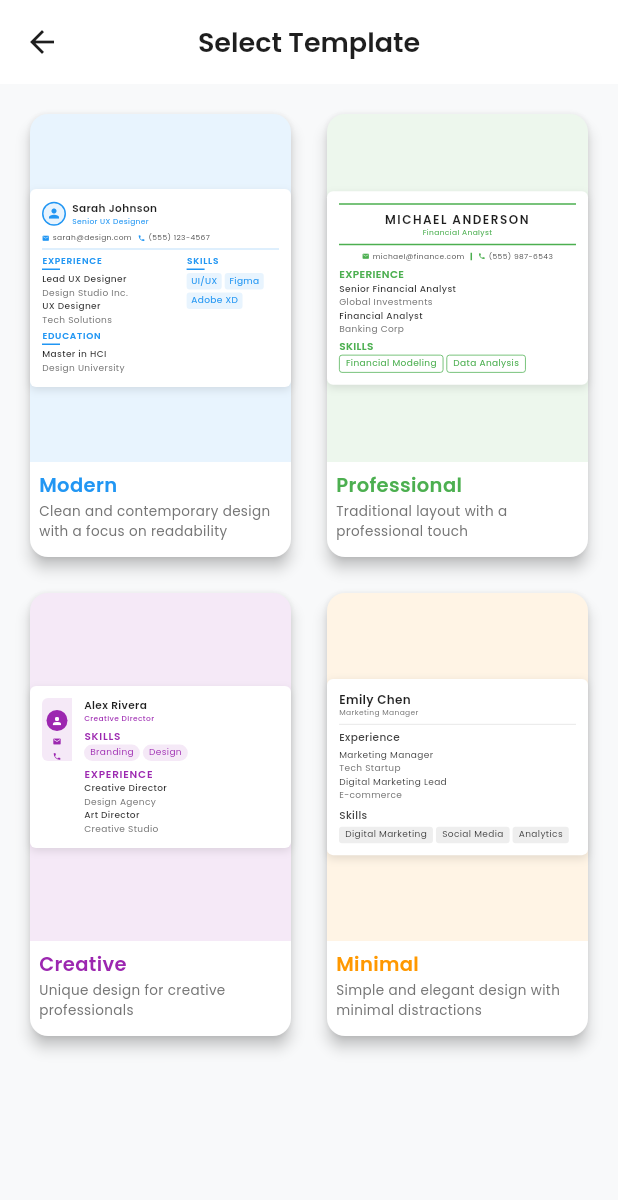
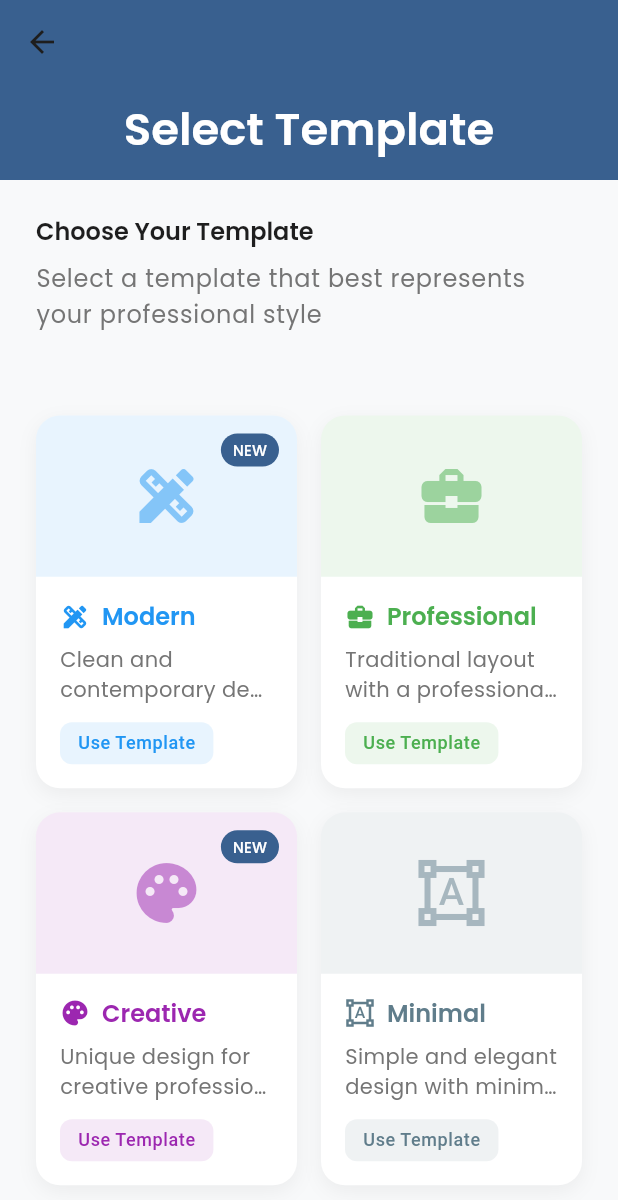
Before and after one commit to chamudithaperera/Flutter-Dart-project-07-Resume_Maker, a Flutter app: the SelectTemplatePage screen opened directly, on a phone screen of 412 x 824 dp. Shown: the top 1200 px of the screen. Run offline on Flutter 3.47's test engine with Material 3 defaults, Android fonts, the light colour scheme and no system bars; our stand-ins replace font_awesome_flutter, google_fonts, image_picker, pdf.

Commit message:
Refactor SelectTemplatePage to enhance template selection interface
- Replaced GridView with CustomScrollView and Sliver components for improved layout and performance.
- Updated template card structure to include new properties such as 'isNew' and 'icon' for better user engagement.
- Enhanced visual styling with a SliverAppBar and gradient backgrounds for a more modern look.
- Improved text presentation and padding for better readability and user experience.

```diff
--- a/resume_maker/lib/screens/select_template_page.dart
+++ b/resume_maker/lib/screens/select_template_page.dart
@@ -621,131 +621,265 @@ class ResumePreviewCard extends StatelessWidget {
 }
 
 class SelectTemplatePage extends StatelessWidget {
-  const SelectTemplatePage({Key? key}) : super(key: key);
+  const SelectTemplatePage({super.key});
 
   @override
   Widget build(BuildContext context) {
     return Scaffold(
-      appBar: AppBar(
+      body: CustomScrollView(
+        slivers: [
+          SliverAppBar(
+            expandedHeight: 120,
+            pinned: true,
+            elevation: 0,
+            backgroundColor: Theme.of(context).colorScheme.primary,
+            flexibleSpace: FlexibleSpaceBar(
               title: Text(
                 'Select Template',
-          style: GoogleFonts.poppins(
-            fontWeight: FontWeight.w600,
+                style: Theme.of(context).textTheme.displaySmall?.copyWith(
+                      color: Colors.white,
+                    ),
+              ),
+              centerTitle: true,
+              background: Container(
+                decoration: BoxDecoration(
+                  gradient: LinearGradient(
+                    begin: Alignment.topLeft,
+                    end: Alignment.bottomRight,
+                    colors: [
+                      Theme.of(context).colorScheme.primary,
+                      Theme.of(context).colorScheme.primary.withOpacity(0.8),
+                    ],
                   ),
                 ),
               ),
-      body: GridView.builder(
+            ),
+          ),
+          SliverToBoxAdapter(
+            child: Padding(
+              padding: const EdgeInsets.all(24.0),
+              child: Column(
+                crossAxisAlignment: CrossAxisAlignment.start,
+                children: [
+                  Text(
+                    'Choose Your Template',
+                    style: Theme.of(context).textTheme.headlineMedium,
+                  ),
+                  const SizedBox(height: 8),
+                  Text(
+                    'Select a template that best represents your professional style',
+                    style: Theme.of(context).textTheme.bodyLarge?.copyWith(
+                          color: Colors.grey[600],
+                        ),
+                  ),
+                  const SizedBox(height: 32),
+                ],
+              ),
+            ),
+          ),
+          SliverPadding(
+            padding: const EdgeInsets.symmetric(horizontal: 24),
+            sliver: SliverGrid(
               gridDelegate: const SliverGridDelegateWithFixedCrossAxisCount(
                 crossAxisCount: 2,
-          childAspectRatio: 0.6,
-          crossAxisSpacing: 16.0,
-          mainAxisSpacing: 16.0,
+                childAspectRatio: 0.7,
+                crossAxisSpacing: 16,
+                mainAxisSpacing: 16,
               ),
-        padding: const EdgeInsets.all(16.0),
-        itemCount: 4,
-        itemBuilder: (context, index) {
+              delegate: SliverChildBuilderDelegate(
+                (context, index) {
                   final templates = [
                     {
-              'title': 'Modern',
+                      'name': 'Modern',
+                      'type': 'Modern',
+                      'new': true,
+                      'color': const Color(0xFF2196F3),
                       'description':
                           'Clean and contemporary design with a focus on readability',
-              'color': Colors.blue,
+                      'icon': Icons.design_services,
                     },
                     {
-              'title': 'Professional',
-              'description': 'Traditional layout with a professional touch',
-              'color': Colors.green,
+                      'name': 'Professional',
+                      'type': 'Professional',
+                      'new': false,
+                      'color': const Color(0xFF4CAF50),
+                      'description':
+                          'Traditional layout with a professional touch',
+                      'icon': Icons.business_center,
                     },
                     {
-              'title': 'Creative',
+                      'name': 'Creative',
+                      'type': 'Creative',
+                      'new': true,
+                      'color': const Color(0xFF9C27B0),
                       'description': 'Unique design for creative professionals',
-              'color': Colors.purple,
+                      'icon': Icons.palette,
                     },
                     {
-              'title': 'Minimal',
+                      'name': 'Minimal',
+                      'type': 'Minimal',
+                      'new': false,
+                      'color': const Color(0xFF607D8B),
                       'description':
                           'Simple and elegant design with minimal distractions',
-              'color': Colors.orange,
+                      'icon': Icons.format_shapes,
                     },
                   ];
-
                   final template = templates[index];
                   return _buildTemplateCard(
                     context,
-            template['title'] as String,
+                    template['name'] as String,
+                    template['type'] as String,
+                    template['new'] as bool,
+                    template['color'] as Color,
                     template['description'] as String,
-            template['color'] as Color,
+                    template['icon'] as IconData,
                   );
                 },
+                childCount: 4,
+              ),
+            ),
+          ),
+          const SliverPadding(padding: EdgeInsets.only(bottom: 24)),
+        ],
       ),
     );
   }
 
   Widget _buildTemplateCard(
     BuildContext context,
-    String title,
+    String name,
+    String type,
+    bool isNew,
+    Color color,
     String description,
-    Color accentColor,
+    IconData icon,
   ) {
-    return Card(
-      elevation: 4,
-      shape: RoundedRectangleBorder(
-        borderRadius: BorderRadius.circular(12),
-      ),
+    return Hero(
+      tag: 'template_$name',
+      child: Material(
+        color: Colors.transparent,
         child: InkWell(
           onTap: () {
             Navigator.push(
               context,
               MaterialPageRoute(
-              builder: (context) => TemplateCoverPage(
-                templateName: title,
-              ),
+                builder: (context) => TemplateCoverPage(templateName: name),
               ),
             );
           },
+          borderRadius: BorderRadius.circular(16),
+          child: Container(
+            decoration: BoxDecoration(
+              color: Colors.white,
+              borderRadius: BorderRadius.circular(16),
+              boxShadow: [
+                BoxShadow(
+                  color: Colors.black.withOpacity(0.05),
+                  blurRadius: 10,
+                  offset: const Offset(0, 4),
+                ),
+              ],
+            ),
             child: Column(
               crossAxisAlignment: CrossAxisAlignment.start,
               children: [
-            AspectRatio(
-              aspectRatio: 9 / 12,
+                Expanded(
                   child: Container(
                     decoration: BoxDecoration(
-                  color: accentColor.withOpacity(0.1),
-                  borderRadius:
-                      const BorderRadius.vertical(top: Radius.circular(12)),
+                      color: color.withOpacity(0.1),
+                      borderRadius: const BorderRadius.vertical(
+                        top: Radius.circular(16),
                       ),
-                child: Center(
-                  child: ResumePreviewCard(
-                    accentColor:
-                        '#${accentColor.value.toRadixString(16).substring(2)}',
-                    templateName: title,
+                    ),
+                    child: Stack(
+                      children: [
+                        Center(
+                          child: Icon(
+                            icon,
+                            size: 48,
+                            color: color.withOpacity(0.5),
+                          ),
+                        ),
+                        if (isNew)
+                          Positioned(
+                            top: 12,
+                            right: 12,
+                            child: Container(
+                              padding: const EdgeInsets.symmetric(
+                                horizontal: 8,
+                                vertical: 4,
+                              ),
+                              decoration: BoxDecoration(
+                                color: Theme.of(context).colorScheme.primary,
+                                borderRadius: BorderRadius.circular(12),
+                              ),
+                              child: Text(
+                                'NEW',
+                                style: Theme.of(context)
+                                    .textTheme
+                                    .labelLarge
+                                    ?.copyWith(
+                                      fontSize: 10,
                                     ),
                               ),
                             ),
                           ),
+                      ],
+                    ),
+                  ),
+                ),
                 Padding(
-              padding: const EdgeInsets.all(6.0),
+                  padding: const EdgeInsets.all(16),
                   child: Column(
                     crossAxisAlignment: CrossAxisAlignment.start,
-                mainAxisSize: MainAxisSize.min,
                     children: [
+                      Row(
+                        children: [
+                          Icon(
+                            icon,
+                            size: 20,
+                            color: color,
+                          ),
+                          const SizedBox(width: 8),
                           Text(
-                    title,
-                    style: GoogleFonts.poppins(
-                      fontSize: 13,
-                      fontWeight: FontWeight.w600,
-                      color: accentColor,
+                            name,
+                            style: Theme.of(context)
+                                .textTheme
+                                .headlineMedium
+                                ?.copyWith(
+                                  color: color,
                                 ),
                           ),
-                  const SizedBox(height: 1),
+                        ],
+                      ),
+                      const SizedBox(height: 8),
                       Text(
                         description,
-                    style: GoogleFonts.poppins(
-                      fontSize: 9,
+                        style: Theme.of(context).textTheme.bodyMedium?.copyWith(
                               color: Colors.grey[600],
                             ),
                         maxLines: 2,
                         overflow: TextOverflow.ellipsis,
+                      ),
+                      const SizedBox(height: 12),
+                      Container(
+                        padding: const EdgeInsets.symmetric(
+                          horizontal: 12,
+                          vertical: 6,
+                        ),
+                        decoration: BoxDecoration(
+                          color: color.withOpacity(0.1),
+                          borderRadius: BorderRadius.circular(8),
+                        ),
+                        child: Text(
+                          'Use Template',
+                          style:
+                              Theme.of(context).textTheme.bodySmall?.copyWith(
+                                    color: color,
+                                    fontWeight: FontWeight.w500,
+                                  ),
+                        ),
                       ),
                     ],
                   ),
@@ -753,6 +887,8 @@ class SelectTemplatePage extends StatelessWidget {
               ],
             ),
           ),
+        ),
+      ),
     );
   }
 }
```
Lines whose indentation alone changed are shown as unchanged.
